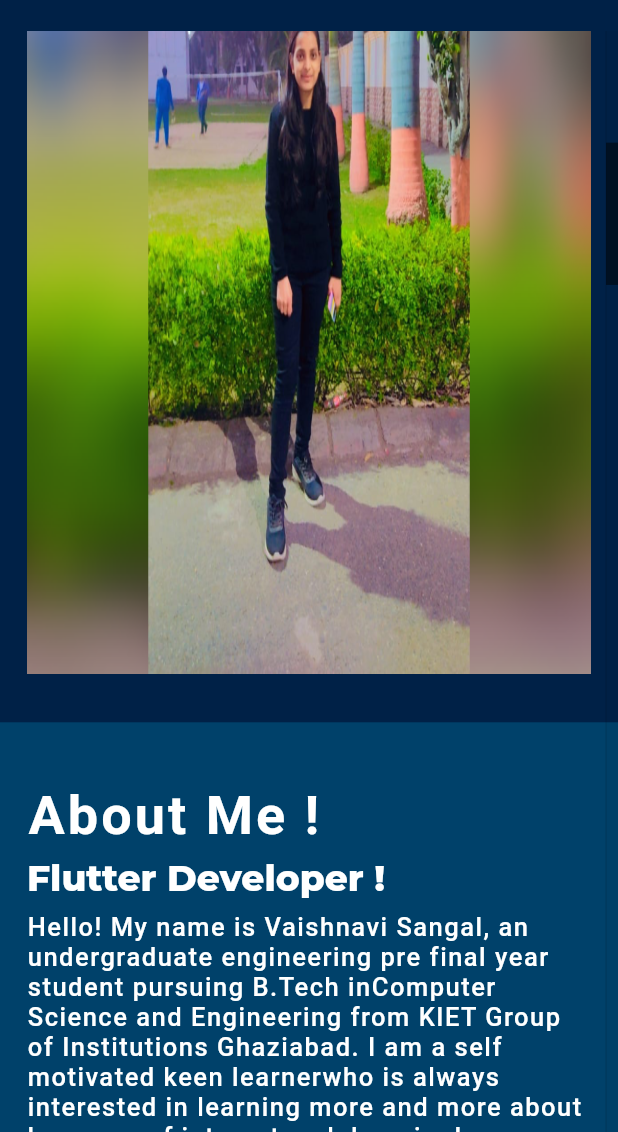
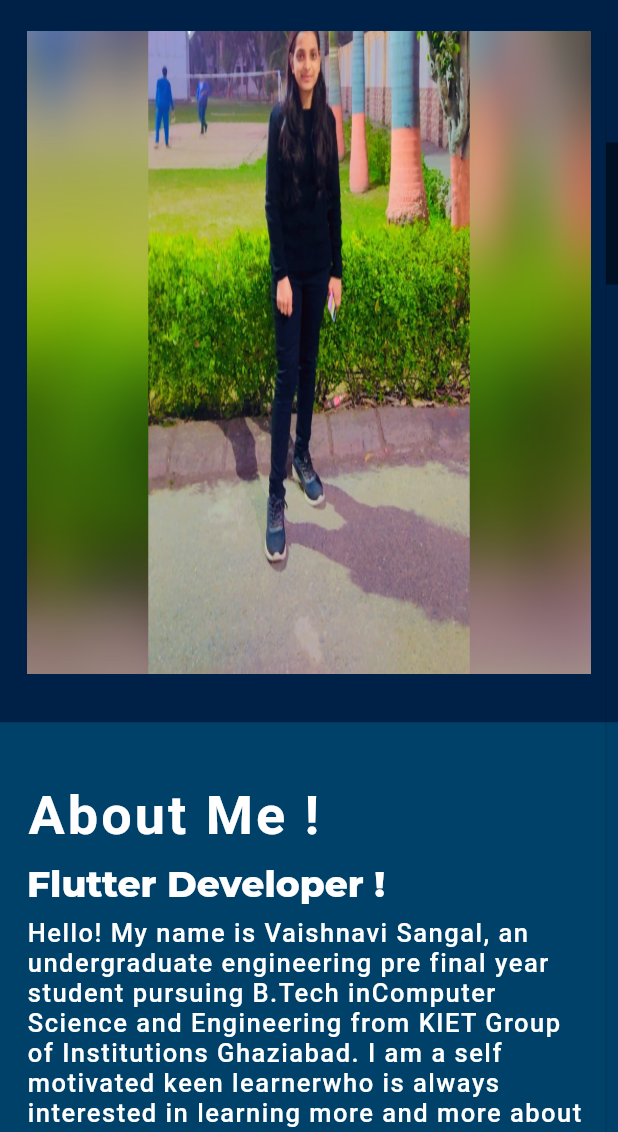
Before and after one commit to vaishnavi-sangal/portfolio, a Flutter app: the screen it shows after launch, scrolled down 576 dp, on a phone screen of 412 x 824 dp, the part 104-1236 px from its top. Run offline on Flutter 3.47's test engine with Material 2 defaults, Android fonts, the phone set to English and light mode, and no system bars; drawn by our look-alikes of scrollable_positioned_list; our stand-ins replace animate_do, animated_text_kit, font_awesome_flutter, google_fonts; missing offline and left inert: flutter_phone_direct_caller.

```diff
--- a/portfolio/lib/about_me.dart
+++ b/portfolio/lib/about_me.dart
@@ -71,7 +71,7 @@ class AboutMe extends StatelessWidget {
             ),
           ),
         ),
-        Constants.sizedBox(height: 6.0),
+        Constants.sizedBox(height: 10.0),
         FadeInLeft(
           duration: const Duration(milliseconds: 1400),
           child: Text(
--- a/portfolio/lib/footer_class.dart
+++ b/portfolio/lib/footer_class.dart
@@ -30,6 +30,12 @@ class FooterClass extends StatelessWidget {
           GestureDetector(
             child: InkWell(
               onTap: () {
+                Navigator.pushAndRemoveUntil(
+                  context,
+                  MaterialPageRoute(
+                      builder: (BuildContext context) => const MainDashBoard()),
+                  (Route<dynamic> route) => false,
+                );
                 Navigator.push(
                     context,
                     MaterialPageRoute(
```
